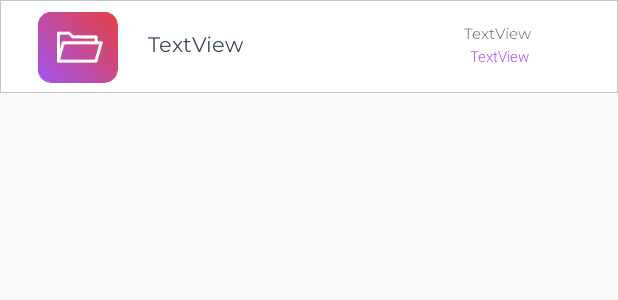
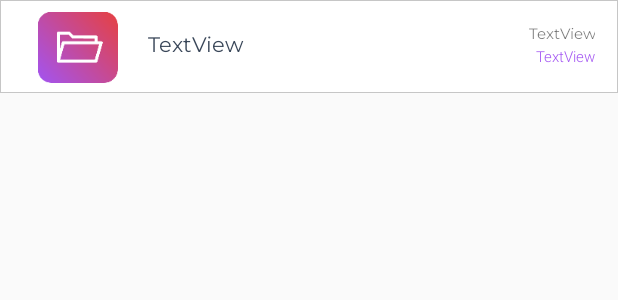
Before and after one commit to xxgift/ClassAttendance, an Android app: the layout list_detail.xml on its own in the app's theme, with its tools: preview values and no code run, on a phone screen of 412 x 824 dp. Shown: the top 300 px of the screen. Run offline under Robolectric (Android 15) with nearby library versions, the phone set to English and light mode, and no system bars; Roboto replaces fonts that are not available here.

Commit message:
edit chatroom

```diff
--- a/app/src/main/java/com/mahidol/classattendance/Adapter/ChatroomAdapter.kt
+++ b/app/src/main/java/com/mahidol/classattendance/Adapter/ChatroomAdapter.kt
@@ -36,8 +36,8 @@ class ChatroomAdapter(
             icon2.setImageResource(R.mipmap.ic_teacheravatar)
             icon1.visibility = View.INVISIBLE
         } else {
-            icon2.visibility = View.INVISIBLE
-            icon1.setImageResource(R.mipmap.ic_studentavatar)
+            icon2.setImageResource(R.mipmap.ic_studentavatar)
+            icon1.visibility = View.INVISIBLE
         }
 
         username.text = "${post.username}"
--- a/app/src/main/res/layout/list_detail.xml
+++ b/app/src/main/res/layout/list_detail.xml
@@ -49,12 +49,13 @@
         android:layout_width="wrap_content"
         android:layout_height="wrap_content"
         android:layout_marginTop="16dp"
+        android:layout_marginEnd="15dp"
         android:fontFamily="@font/montserrat"
         android:text="TextView"
-        android:textAlignment="textStart"
+        android:textAlignment="textEnd"
         android:textSize="10sp"
         app:layout_constraintEnd_toEndOf="parent"
-        app:layout_constraintHorizontal_bias="0.8"
+        app:layout_constraintHorizontal_bias="1.0"
         app:layout_constraintStart_toEndOf="@+id/list_ic"
         app:layout_constraintTop_toTopOf="parent" />
 
@@ -62,13 +63,14 @@
         android:id="@+id/SubSubtitletxt"
         android:layout_width="wrap_content"
         android:layout_height="wrap_content"
+        android:layout_marginEnd="15dp"
         android:fontFamily="sans-serif-light"
         android:text="TextView"
-        android:textAlignment="textStart"
+        android:textAlignment="textEnd"
         android:textColor="#A254F2"
         android:textSize="10sp"
         app:layout_constraintEnd_toEndOf="parent"
-        app:layout_constraintHorizontal_bias="0.8"
+        app:layout_constraintHorizontal_bias="1.0"
         app:layout_constraintStart_toEndOf="@+id/list_ic"
         app:layout_constraintTop_toBottomOf="@+id/Subtitletxt" />
 
--- a/app/src/main/res/layout/list_post.xml
+++ b/app/src/main/res/layout/list_post.xml
@@ -70,12 +70,13 @@
         android:layout_width="150dp"
         android:layout_height="wrap_content"
         android:layout_marginTop="5dp"
+        android:layout_marginEnd="15dp"
         android:fontFamily="@font/montserrat"
         android:maxLines="1"
         android:text="TextView"
         android:textAlignment="textEnd"
         android:textSize="10sp"
-        app:layout_constraintEnd_toStartOf="@+id/user_ic1"
+        app:layout_constraintEnd_toEndOf="@+id/user_ic1"
         app:layout_constraintHorizontal_bias="1.0"
         app:layout_constraintStart_toEndOf="@+id/user_ic2"
         app:layout_constraintTop_toTopOf="parent" />
@@ -85,13 +86,14 @@
         android:layout_width="70dp"
         android:layout_height="wrap_content"
         android:layout_marginStart="1dp"
+        android:layout_marginEnd="15dp"
         android:fontFamily="@font/montserrat"
         android:maxLines="1"
         android:text="TextView"
         android:textAlignment="textEnd"
         android:textColor="#A254F2"
         android:textSize="10sp"
-        app:layout_constraintEnd_toStartOf="@+id/user_ic1"
+        app:layout_constraintEnd_toEndOf="parent"
         app:layout_constraintHorizontal_bias="1.0"
         app:layout_constraintStart_toEndOf="@+id/postContent"
         app:layout_constraintTop_toBottomOf="@+id/timePost" />
```
